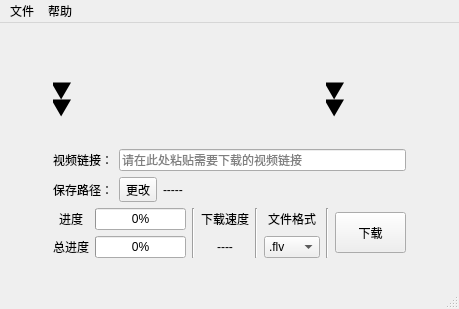
Qt form main.ui (laorange/bilibili_downloader) before a commit.
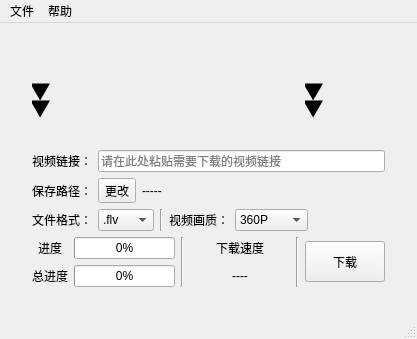
The same form after that commit. Icons and pictures are not drawn.

The edit to the form file:
```diff
--- a/main.ui
+++ b/main.ui
@@ -6,8 +6,8 @@
    <rect>
     <x>0</x>
     <y>0</y>
-    <width>459</width>
-    <height>309</height>
+    <width>417</width>
+    <height>339</height>
    </rect>
   </property>
   <property name="windowTitle">
@@ -18,7 +18,7 @@
     <normaloff>static/ico.png</normaloff>static/ico.png</iconset>
   </property>
   <widget class="QWidget" name="centralwidget">
-   <layout class="QHBoxLayout" name="horizontalLayout_4" stretch="1,4,1">
+   <layout class="QHBoxLayout" name="horizontalLayout_6" stretch="1,3,1">
     <item>
      <spacer name="horizontalSpacer">
       <property name="orientation">
@@ -26,7 +26,7 @@
       </property>
       <property name="sizeHint" stdset="0">
        <size>
-        <width>0</width>
+        <width>2</width>
         <height>0</height>
        </size>
       </property>
@@ -205,7 +205,94 @@
        </layout>
       </item>
       <item>
-       <layout class="QHBoxLayout" name="horizontalLayout_3">
+       <layout class="QHBoxLayout" name="horizontalLayout_3" stretch="0,0,0,0,0,0">
+        <item>
+         <widget class="QLabel" name="label_7">
+          <property name="text">
+           <string>文件格式：</string>
+          </property>
+          <property name="alignment">
+           <set>Qt::AlignLeading|Qt::AlignLeft|Qt::AlignVCenter</set>
+          </property>
+         </widget>
+        </item>
+        <item>
+         <widget class="QComboBox" name="video_format">
+          <item>
+           <property name="text">
+            <string>.flv</string>
+           </property>
+          </item>
+          <item>
+           <property name="text">
+            <string>.mp4</string>
+           </property>
+          </item>
+         </widget>
+        </item>
+        <item>
+         <widget class="Line" name="line_3">
+          <property name="orientation">
+           <enum>Qt::Vertical</enum>
+          </property>
+         </widget>
+        </item>
+        <item>
+         <widget class="QLabel" name="label_11">
+          <property name="text">
+           <string>视频画质：</string>
+          </property>
+          <property name="alignment">
+           <set>Qt::AlignLeading|Qt::AlignLeft|Qt::AlignVCenter</set>
+          </property>
+         </widget>
+        </item>
+        <item>
+         <widget class="QComboBox" name="video_quality">
+          <item>
+           <property name="text">
+            <string>360P</string>
+           </property>
+          </item>
+          <item>
+           <property name="text">
+            <string>480P</string>
+           </property>
+          </item>
+          <item>
+           <property name="text">
+            <string>720P</string>
+           </property>
+          </item>
+          <item>
+           <property name="text">
+            <string>1080P</string>
+           </property>
+          </item>
+          <item>
+           <property name="text">
+            <string>1080P+</string>
+           </property>
+          </item>
+         </widget>
+        </item>
+        <item>
+         <spacer name="horizontalSpacer_5">
+          <property name="orientation">
+           <enum>Qt::Horizontal</enum>
+          </property>
+          <property name="sizeHint" stdset="0">
+           <size>
+            <width>40</width>
+            <height>20</height>
+           </size>
+          </property>
+         </spacer>
+        </item>
+       </layout>
+      </item>
+      <item>
+       <layout class="QHBoxLayout" name="horizontalLayout_4">
         <item>
          <layout class="QGridLayout" name="gridLayout">
           <item row="1" column="0">
@@ -258,6 +345,12 @@
          <layout class="QVBoxLayout" name="verticalLayout_3">
           <item>
            <widget class="QLabel" name="label_10">
+            <property name="minimumSize">
+             <size>
+              <width>100</width>
+              <height>0</height>
+             </size>
+            </property>
             <property name="text">
              <string>下载速度</string>
             </property>
@@ -281,41 +374,6 @@
           </item>
          </layout>
         </item>
-        <item>
-         <widget class="Line" name="line_3">
-          <property name="orientation">
-           <enum>Qt::Vertical</enum>
-          </property>
-         </widget>
-        </item>
-        <item>
-         <layout class="QVBoxLayout" name="verticalLayout_4">
-          <item>
-           <widget class="QLabel" name="label_7">
-            <property name="text">
-             <string>文件格式</string>
-            </property>
-            <property name="alignment">
-             <set>Qt::AlignCenter</set>
-            </property>
-           </widget>
-          </item>
-          <item>
-           <widget class="QComboBox" name="format">
-            <item>
-             <property name="text">
-              <string>.flv</string>
-             </property>
-            </item>
-            <item>
-             <property name="text">
-              <string>.mp4</string>
-             </property>
-            </item>
-           </widget>
-          </item>
-         </layout>
-        </item>
         <item>
          <widget class="Line" name="line_2">
           <property name="orientation">
@@ -373,7 +431,7 @@
     <rect>
      <x>0</x>
      <y>0</y>
-     <width>459</width>
+     <width>417</width>
      <height>26</height>
     </rect>
    </property>
```
Left out of the diff: 2 changed lines with no effect on the pictures.
